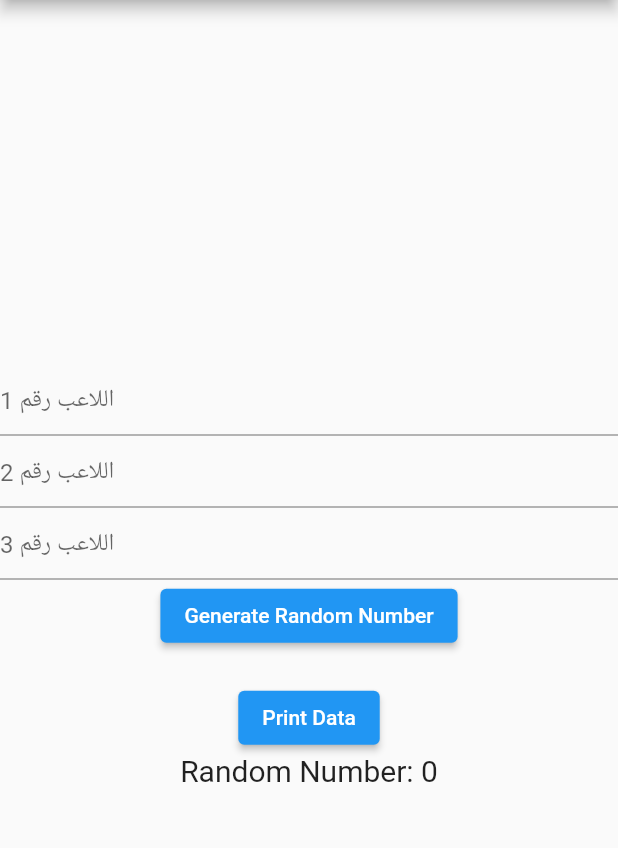
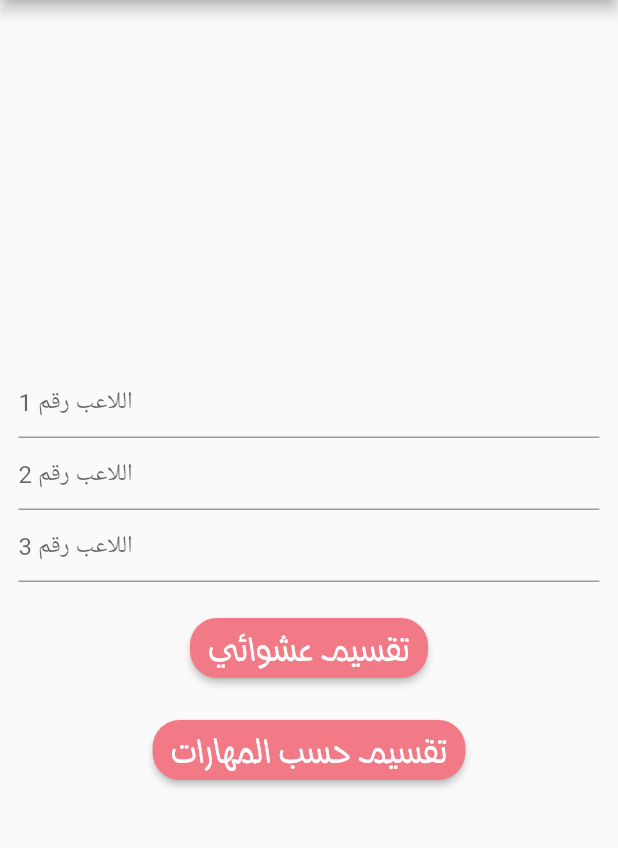
Before and after one commit to osamaOmran1917/Hagz-Kura, a Flutter app: the screen it shows after launch, after a tap on an icon or button, on a phone screen of 412 x 824 dp, the part 84-932 px from its top. Run offline on Flutter 3.47's test engine with Material 2 defaults, Android fonts, the phone set to English and light mode, and no system bars; our stand-ins replace animated_text_kit.

Commit message:
Plan Changed To Choose Players Depending On Their Skills.

```diff
--- a/lib/home_screen.dart
+++ b/lib/home_screen.dart
@@ -1,5 +1,5 @@
 import 'package:flutter/material.dart';
-import 'package:hagz_kura/insert_names.dart';
+import 'package:hagz_kura/insert_players.dart';
 
 class HomeScreen extends StatefulWidget {
   @override
@@ -58,6 +58,7 @@ class _HomeScreenState extends State<HomeScreen> {
           ),
           Expanded(
               child: GridView.count(
+                physics: BouncingScrollPhysics(),
             padding: EdgeInsets.only(
                 left: width * .15, right: width * .15, bottom: height * .35),
             crossAxisCount: 3,
@@ -68,7 +69,7 @@ class _HomeScreenState extends State<HomeScreen> {
                   Navigator.push(
                       context,
                       MaterialPageRoute(
-                          builder: (_) => InsertNames(index + 3)));
+                          builder: (_) => InsertPlayers(index + 3)));
                 },
                     child: Material(
                       color: Colors.transparent,
@@ -89,7 +90,30 @@ class _HomeScreenState extends State<HomeScreen> {
                 ),
               );
             }),
-          ))
+          )),
+          /*ElevatedButton(
+              onPressed: () {
+                widget._playersNum != null? Navigator.push(
+                      context,
+                      MaterialPageRoute(
+                          builder: (_) => InsertPlayers(widget._playersNum!))): null;
+              },
+              child: ),
+          SizedBox(
+            height: height * .021,
+          ),
+          ElevatedButton(
+              onPressed: () {},
+              child: Text(
+                'تقسيم حسب المهارة',
+                style: TextStyle(
+                    fontFamily: 'MyArabicFont',
+                    color: Colors.black,
+                    fontSize: width * .07),
+              )),
+          SizedBox(
+            height: height * .03,
+          )*/
         ],
       ),
     );
--- a/lib/insert_names.dart
+++ /dev/null
@@ -1,111 +0,0 @@
-import 'dart:math';
-
-import 'package:flutter/material.dart';
-
-class InsertNames extends StatefulWidget {
-  final int playersNum;
-
-  InsertNames(this.playersNum);
-
-  @override
-  _InsertNamesState createState() => _InsertNamesState();
-}
-
-class _InsertNamesState extends State<InsertNames> {
-  var formKye = GlobalKey<FormState>();
-  final List<TextEditingController> controllers = [];
-  late int _randomNumber;
-
-  @override
-  void initState() {
-    super.initState();
-    _randomNumber = 0;
-  }
-
-  void _generateRandomNumber() {
-    setState(() {
-      _randomNumber = Random().nextInt(100);
-    });
-  }
-
-  void _printData() {
-    print(widget.playersNum);
-    /*if () {
-      List<String> data = [];
-      data.shuffle();
-      print(data);
-    }*/
-  }
-
-  @override
-  Widget build(BuildContext context) {
-    List<Widget> screen = [];
-    for (int i = 0; i < widget.playersNum; i++) {
-      controllers.add(TextEditingController());
-
-      screen.add(TextFormField(
-        controller: controllers[i],
-        validator: (text) {
-          if (text == null || text.trim().isEmpty) {
-            return 'املأ الخانة';
-          }
-          return null;
-        },
-        decoration: InputDecoration(
-          hintText: 'اللاعب رقم ${i + 1}',
-        ),
-      ));
-    }
-
-    screen.add(ElevatedButton(
-      onPressed: () {
-        if (formKye.currentState?.validate() == false) {
-          return;
-        }
-        _generateRandomNumber();
-      },
-      child: Text('Generate Random Number'),
-    ));
-
-    screen.add(SizedBox(height: 20));
-
-    screen.add(ElevatedButton(
-      onPressed: _printData,
-      child: Text('Print Data'),
-    ));
-
-    screen.add(Text(
-      'Random Number: $_randomNumber',
-      style: TextStyle(fontSize: 20),
-    ));
-
-    double height = MediaQuery.of(context).size.height,
-        width = MediaQuery.of(context).size.width;
-    return Scaffold(
-      appBar: AppBar(
-        automaticallyImplyLeading: false,
-        centerTitle: true,
-        backgroundColor: Colors.white,
-        title: Text(
-          'حجز كورة',
-          style: TextStyle(
-              fontFamily: 'MyArabicFont',
-              color: Colors.black,
-              fontSize: width * .07),
-        ),
-      ),
-      body: Center(
-        child: Form(
-          key: formKye,
-          child: SingleChildScrollView(
-            physics: BouncingScrollPhysics(),
-            child: Column(
-              mainAxisAlignment: MainAxisAlignment.center,
-              children: screen,
-            ),
-          ),
-        ),
-      ),
-    );
-  }
-}
--- /dev/null
+++ b/lib/insert_players.dart
@@ -0,0 +1,180 @@
+import 'dart:math';
+
+import 'package:flutter/material.dart';
+
+class InsertPlayers extends StatefulWidget {
+  final int playersNum;
+
+  InsertPlayers(this.playersNum);
+
+  @override
+  _InsertPlayersState createState() => _InsertPlayersState();
+}
+
+class _InsertPlayersState extends State<InsertPlayers> {
+  var formKye = GlobalKey<FormState>();
+  final List<TextEditingController> controllers = [];
+  late List<int> randomNumbers;
+
+  @override
+  void initState() {
+    super.initState();
+    randomNumbers = [];
+  }
+
+  void _generateRandomNumber() {
+    for (int i = 0; i < widget.playersNum; i++) {
+      randomNumbers.add(Random().nextInt(100));
+      print('رقم: ${randomNumbers[i]}');
+    }
+  }
+
+  void _printData() {
+    print(widget.playersNum);
+    /*if () {
+      List<String> data = [];
+      data.shuffle();
+      print(data);
+    }*/
+  }
+
+  @override
+  Widget build(BuildContext context) {
+    double height = MediaQuery.of(context).size.height,
+        width = MediaQuery.of(context).size.width;
+
+    List<Widget> screen = [];
+    for (int i = 0; i < widget.playersNum; i++) {
+      controllers.add(TextEditingController());
+
+      screen.add(TextFormField(
+        controller: controllers[i],
+        validator: (text) {
+          if (text == null || text.trim().isEmpty) {
+            return 'املأ الخانة';
+          }
+          return null;
+        },
+        decoration: InputDecoration(
+          hintText: 'اللاعب رقم ${i + 1}',
+        ),
+      ));
+    }
+
+    screen.add(SizedBox(height: 20));
+
+    screen.add(ElevatedButton(
+      style: ButtonStyle(
+        shape: MaterialStateProperty.all<RoundedRectangleBorder>(
+            RoundedRectangleBorder(
+          borderRadius: BorderRadius.circular(18.0),
+        )),
+        backgroundColor: MaterialStateProperty.all(Color(0xFFF27986)),
+        padding: MaterialStateProperty.all(EdgeInsets.symmetric(
+            horizontal: width * .03, vertical: height * .003)),
+      ),
+      onPressed: () {
+        if (formKye.currentState?.validate() == false) {
+          return;
+        }
+        // _generateRandomNumber();
+        List<String> data = [];
+        String finalList = '';
+        for (int i = 0; i < widget.playersNum; i++) {
+          data.add(controllers[i].text);
+        }
+        data.shuffle();
+        for (int i = 0; i < widget.playersNum; i++) {
+          finalList += data[i];
+        }
+        print(finalList);
+        showDialog(
+            context: context,
+            builder: (_) => Center(
+                  child: Container(
+                    decoration: BoxDecoration(
+                      borderRadius: BorderRadius.circular(12),
+                      color: Colors.white,
+                    ),
+                    width: width * .7,
+                    height: height * .7,
+                    child: Scaffold(
+                      body: Center(
+                        child: Text(finalList,
+                            style: TextStyle(
+                                fontFamily: 'MyArabicFont',
+                                color: Colors.black,
+                                fontSize: width * .07)),
+                      ),
+                    ),
+                  ),
+                ));
+        print(data);
+      },
+      child: Text(
+        'تقسيم عشوائي',
+        style: TextStyle(
+            fontFamily: 'MyArabicFont',
+            color: Colors.white,
+            fontSize: width * .07),
+      ),
+    ));
+
+    screen.add(SizedBox(height: 20));
+
+    screen.add(ElevatedButton(
+      style: ButtonStyle(
+        shape: MaterialStateProperty.all<RoundedRectangleBorder>(
+            RoundedRectangleBorder(
+          borderRadius: BorderRadius.circular(18.0),
+        )),
+        backgroundColor: MaterialStateProperty.all(Color(0xFFF27986)),
+        padding: MaterialStateProperty.all(EdgeInsets.symmetric(
+            horizontal: width * .03, vertical: height * .003)),
+      ),
+      onPressed: () {
+        if (formKye.currentState?.validate() == false) {
+          return;
+        }
+        _generateRandomNumber();
+      },
+      child: Text(
+        'تقسيم حسب المهارات',
+        style: TextStyle(
+            fontFamily: 'MyArabicFont',
+            color: Colors.white,
+            fontSize: width * .07),
+      ),
+    ));
+
+    return Scaffold(
+      appBar: AppBar(
+        automaticallyImplyLeading: false,
+        centerTitle: true,
+        backgroundColor: Colors.white,
+        title: Text(
+          'حجز كورة',
+          style: TextStyle(
+              fontFamily: 'MyArabicFont',
+              color: Colors.black,
+              fontSize: width * .07),
+        ),
+      ),
+      body: Center(
+        child: Form(
+          key: formKye,
+          child: SingleChildScrollView(
+            physics: BouncingScrollPhysics(),
+            child: Padding(
+              padding: EdgeInsets.symmetric(horizontal: width * .03),
+              child: Column(
+                mainAxisAlignment: MainAxisAlignment.center,
+                children: screen,
+              ),
+            ),
+          ),
+        ),
+      ),
+    );
+  }
+}
```
Lines whose indentation alone changed are shown as unchanged.
